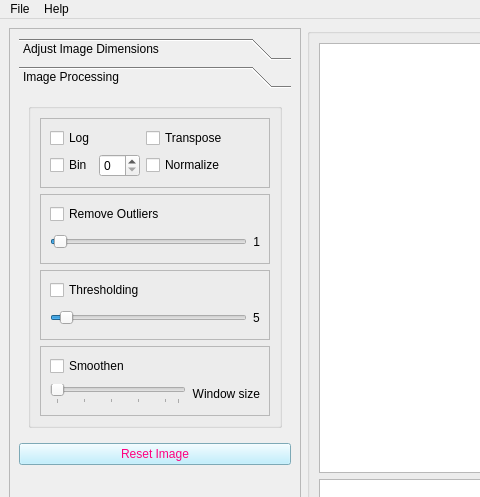
Old version of the form mainwindow_admin.ui in the repository pattammattel/MIDAS_Admin; both pictures show x 0 to 480 and y 0 to 497 of the 1200 by 951 pixel window.
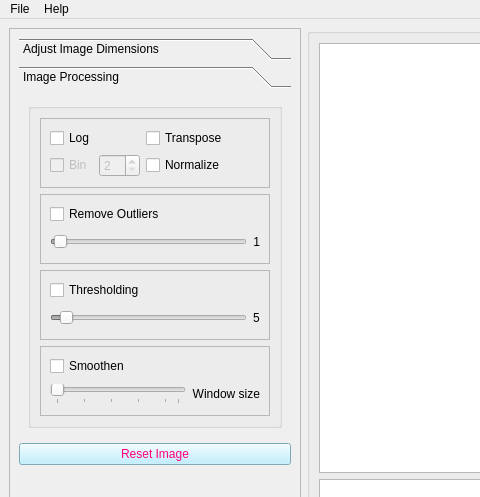
New version of the form. Custom widgets are drawn as their Qt base class.

What changed in the file:
```diff
--- a/mainwindow_admin.ui
+++ b/mainwindow_admin.ui
@@ -491,8 +491,8 @@
         <rect>
          <x>0</x>
          <y>0</y>
-         <width>352</width>
-         <height>884</height>
+         <width>307</width>
+         <height>874</height>
         </rect>
        </property>
        <layout class="QGridLayout" name="gridLayout_9">
@@ -739,9 +739,9 @@
            <property name="geometry">
             <rect>
              <x>0</x>
-             <y>-2</y>
-             <width>309</width>
-             <height>381</height>
+             <y>-55</y>
+             <width>285</width>
+             <height>413</height>
             </rect>
            </property>
            <attribute name="label">
@@ -840,6 +840,9 @@
                      <layout class="QHBoxLayout" name="horizontalLayout">
                       <item>
                        <widget class="QSlider" name="hs_nsigma">
+                        <property name="enabled">
+                         <bool>false</bool>
+                        </property>
                         <property name="maximum">
                          <number>200</number>
                         </property>
@@ -894,6 +897,9 @@
                      <layout class="QHBoxLayout" name="horizontalLayout_2">
                       <item>
                        <widget class="QSlider" name="hs_bg_threshold">
+                        <property name="enabled">
+                         <bool>false</bool>
+                        </property>
                         <property name="maximum">
                          <number>100</number>
                         </property>
@@ -961,6 +967,9 @@
                    <layout class="QHBoxLayout" name="horizontalLayout_9">
                     <item>
                      <widget class="QCheckBox" name="sb_bin">
+                      <property name="enabled">
+                       <bool>false</bool>
+                      </property>
                       <property name="sizePolicy">
                        <sizepolicy hsizetype="Fixed" vsizetype="Fixed">
                         <horstretch>0</horstretch>
@@ -974,6 +983,9 @@
                     </item>
                     <item>
                      <widget class="QSpinBox" name="sb_bin_val">
+                      <property name="enabled">
+                       <bool>false</bool>
+                      </property>
                       <property name="sizePolicy">
                        <sizepolicy hsizetype="Fixed" vsizetype="Fixed">
                         <horstretch>0</horstretch>
@@ -983,6 +995,18 @@
                       <property name="styleSheet">
                        <string notr="true">font: 10pt &quot;MS Shell Dlg 2&quot;;</string>
                       </property>
+                      <property name="minimum">
+                       <number>2</number>
+                      </property>
+                      <property name="maximum">
+                       <number>16</number>
+                      </property>
+                      <property name="singleStep">
+                       <number>2</number>
+                      </property>
+                      <property name="value">
+                       <number>2</number>
+                      </property>
                      </widget>
                     </item>
                    </layout>
```
Left out of the diff: 21 changed lines with no effect on the pictures.
